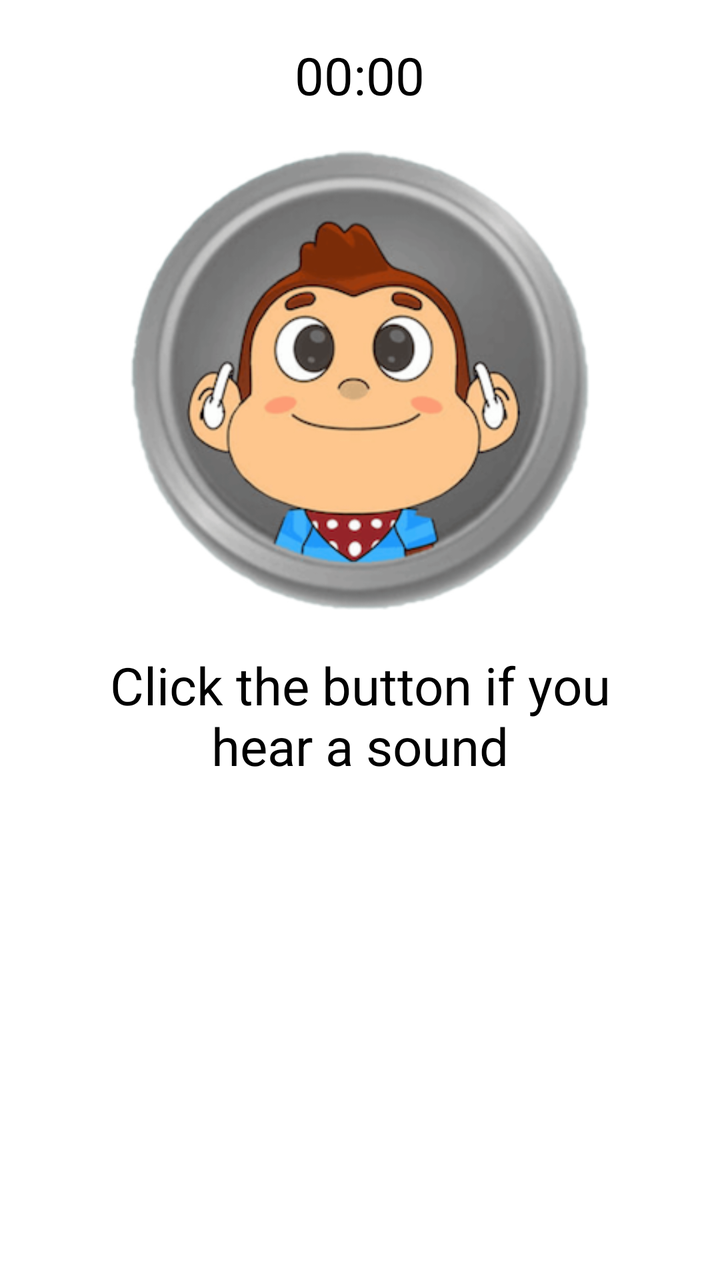
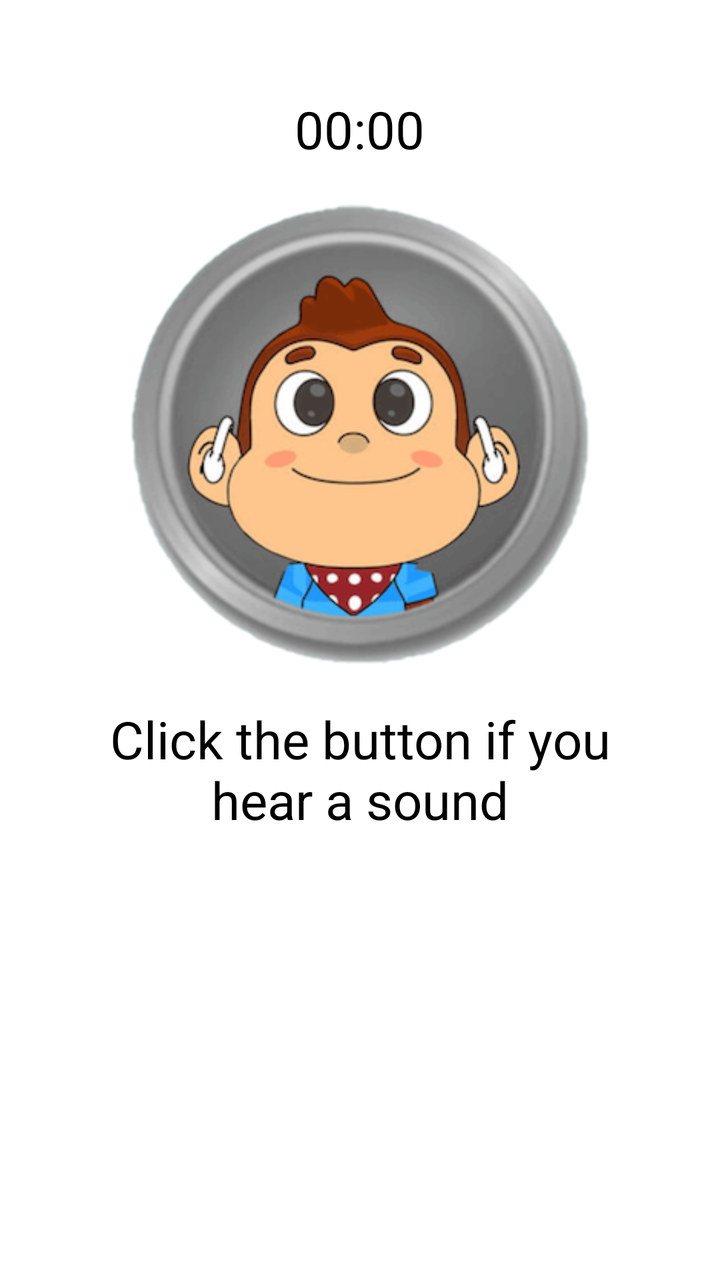

The first picture is an Android layout as it rendered before a commit; the second is the same layout after the commit. The layout source and the unified diff follow.
<!-- AndroidManifest.xml: application theme Theme.IAhead -->
<!-- res/layout/activity_starttest.xml -->
<?xml version="1.0" encoding="utf-8"?>
<LinearLayout xmlns:android="http://schemas.android.com/apk/res/android"
    android:layout_width="match_parent"
    android:layout_height="match_parent"
    android:orientation="vertical">

    <TextView
        android:id="@+id/tvTime"
        android:layout_width="wrap_content"
        android:layout_height="wrap_content"
        android:layout_marginLeft="40dp"
        android:layout_marginRight="40dp"
        android:text="00:00"
        android:textSize="26dp"
        android:gravity="center_horizontal"
        android:textColor="@color/black"
        android:layout_marginTop="20dp"
        android:layout_gravity="center_horizontal"/>

    <ImageView
        android:id="@+id/ivHit"
        android:layout_marginTop="20dp"
        android:background="@drawable/ongoing"
        android:layout_gravity="center_horizontal"
        android:layout_width="230dp"
        android:layout_height="230dp"/>

    <TextView
        android:id="@+id/tvText"
        android:layout_width="wrap_content"
        android:layout_height="wrap_content"
        android:layout_marginLeft="30dp"
        android:layout_marginRight="30dp"
        android:text="Click the button if you hear a sound"
        android:textSize="26dp"
        android:gravity="center_horizontal"
        android:textColor="@color/black"
        android:layout_marginTop="20dp"
        android:layout_gravity="center_horizontal"/>

    <LinearLayout
        android:visibility="gone"
        android:id="@+id/llNext"
        android:layout_marginTop="10dp"
        android:layout_gravity="center_horizontal"
        android:layout_width="wrap_content"
        android:layout_height="wrap_content"
        android:background="@color/buttonblue"
        android:orientation="horizontal">

        <TextView
            android:id="@+id/tv_next"
            android:layout_marginRight="50dp"
            android:layout_marginLeft="50dp"
            android:layout_marginBottom="10dp"
            android:layout_marginTop="10dp"
            android:textStyle="bold"
            android:layout_width="wrap_content"
            android:layout_height="wrap_content"
            android:text="NEXT"
            android:textSize="26dp"
            android:textColor="@color/white"/>
    </LinearLayout>
</LinearLayout>
<!-- resources referenced by this layout -->
<resources>
  <color name="black">#FF000000</color>
  <color name="buttonblue">#4498f7</color>
  <color name="white">#FFFFFFFF</color>
  <!-- drawable ongoing: png bitmap (drawable, 116205 bytes) -->
  <style name="Theme.IAhead" parent="Theme.MaterialComponents.DayNight.NoActionBar">
          
          <item name="colorPrimary">@color/purple_500</item>
          <item name="colorPrimaryVariant">@color/purple_700</item>
          <item name="colorOnPrimary">@color/white</item>
          
          <item name="colorSecondary">@color/teal_200</item>
          <item name="colorSecondaryVariant">@color/teal_700</item>
          <item name="colorOnSecondary">@color/black</item>
          
          <item name="android:statusBarColor">?attr/colorPrimaryVariant</item>
          
      </style>
  <color name="purple_500">#FF6200EE</color>
  <color name="purple_700">#FF3700B3</color>
  <color name="teal_200">#FF03DAC5</color>
  <color name="teal_700">#FF018786</color>
</resources>

<!-- the commit's change to res/layout/activity_starttest.xml (unified diff, before → after) -->
@@ -3,6 +3,18 @@
     android:layout_width="match_parent"
     android:layout_height="match_parent"
     android:orientation="vertical">
+
+    <TextView
+        android:id="@+id/tvFrequency"
+        android:layout_width="wrap_content"
+        android:layout_height="wrap_content"
+        android:layout_marginLeft="40dp"
+        android:layout_marginRight="40dp"
+        android:text=""
+        android:textSize="20dp"
+        android:gravity="center_horizontal"
+        android:textColor="@color/black"
+        android:layout_gravity="center_horizontal"/>
 
     <TextView
         android:id="@+id/tvTime"
